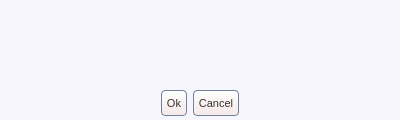
Qt form share/skins/default/confirm.ui (itds-consulting/yate) before a commit.
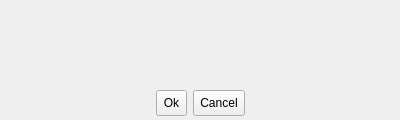
The same form after that commit. Icons and pictures are not drawn.

Commit message: Added application stylesheet file. Removed global stylesheet from UI files. Increased font size.

The edit to the form file:
```diff
--- a/share/skins/default/confirm.ui
+++ b/share/skins/default/confirm.ui
@@ -30,80 +30,8 @@
   <property name="windowTitle" >
    <string>Confirm</string>
   </property>
-  <property name="styleSheet" >
-   <string>QWidget#confirm{
-  background:#f7f5fd;
-}
-QLineEdit {
-  color:#333333;
-  border: 1px solid #717fa0;
-  border-radius: 4px;
-}
-QTextEdit {
-  color:#333333;
-  border: 0px solid #717fa0;
-  background:transparent;
-}
-QToolButton {
-  border: 1px solid #717fa0;
-  border-radius: 4px;
-  font-size: 11px;
-  color: #333333;
-  background: qlineargradient(x1: 0, y1: 0, x2: 0, y2: 1, stop: 0 #ffffff, stop: 1 #f6e8e8);
-}
-QToolButton:hover {
-  background: qlineargradient(x1: 0, y1: 0, x2: 0, y2: 1, stop: 0 #ffffff, stop: 1 #f9f3f3);
-}
-QToolButton:pressed {
-  background: qlineargradient(x1: 0, y1: 0, x2: 0, y2: 1, stop: 0 #f6e8e8, stop: 1 #ffffff);
-}
-QScrollBar {
-  border: 1px solid #717fa0;
-  background: white;
-}
-QScrollBar::handle {
-  background: qlineargradient(x1: 0, y1: 0, x2: 0, y2: 1, stop: 0 #ffffff, stop: 1 #f6e8e8);
-  border: 1px solid #717fa0;
-}
-QScrollBar:vertical {
-  width: 14px;
-  margin: 16px 0px 16px 0px;
-  border-top: 0px;
-  border-bottom: 0px;
-  border-right: 0px;
-}
-QScrollBar:horizontal {
-  height: 14px;
-  margin: 0px 16px 0px 16px;
-  border-left: 0px;
-  border-right: 0px;
-  border-bottom: 0px;
-}
-QScrollBar::add-line {
-  height: 13px;
-  width: 13px;
-  border: 1px solid #717fa0;
-  subcontrol-origin: margin;
-  background: qlineargradient(x1: 0, y1: 0, x2: 0, y2: 1, stop: 0 #ffffff, stop: 1 #f6e8e8);
-}
-QScrollBar::sub-line {
-  height: 13px;
-  width: 13px;
-  border: 1px solid #717fa0;
-  subcontrol-origin: margin;
-  background: qlineargradient(x1: 0, y1: 0, x2: 0, y2: 1, stop: 0 #ffffff, stop: 1 #f6e8e8);
-}
-QScrollBar::handle:vertical { border-left: 0px; border-right: 0px; }
-QScrollBar::handle:horizontal { border-top: 0px; border-bottom: 0px; }
-QScrollBar::add-line:vertical { subcontrol-position: bottom; image: url(scroll_down.png); height: 14px; }
-QScrollBar::sub-line:vertical { subcontrol-position: top; image: url(scroll_up.png); height: 14px; }
-QScrollBar::add-line:horizontal { subcontrol-position: right; image: url(scroll_right.png); width: 14px; }
-QScrollBar::sub-line:horizontal { subcontrol-position: left; image: url(scroll_left.png); width: 14px; }
-QScrollBar::up-arrow:pressed { border: 1px solid #717fa0; }
-QScrollBar::down-arrow:pressed { border: 1px solid #717fa0; }
-QScrollBar::left-arrow:pressed { border: 1px solid #717fa0; }
-QScrollBar::right-arrow:pressed { border: 1px solid #717fa0; }
-</string>
+  <property name="_yate_window" stdset="0" >
+   <bool>true</bool>
   </property>
   <layout class="QVBoxLayout" >
    <property name="leftMargin" >
```
Left out of the diff: 8 changed lines with no effect on the pictures. The commit also changes 26 other files.
